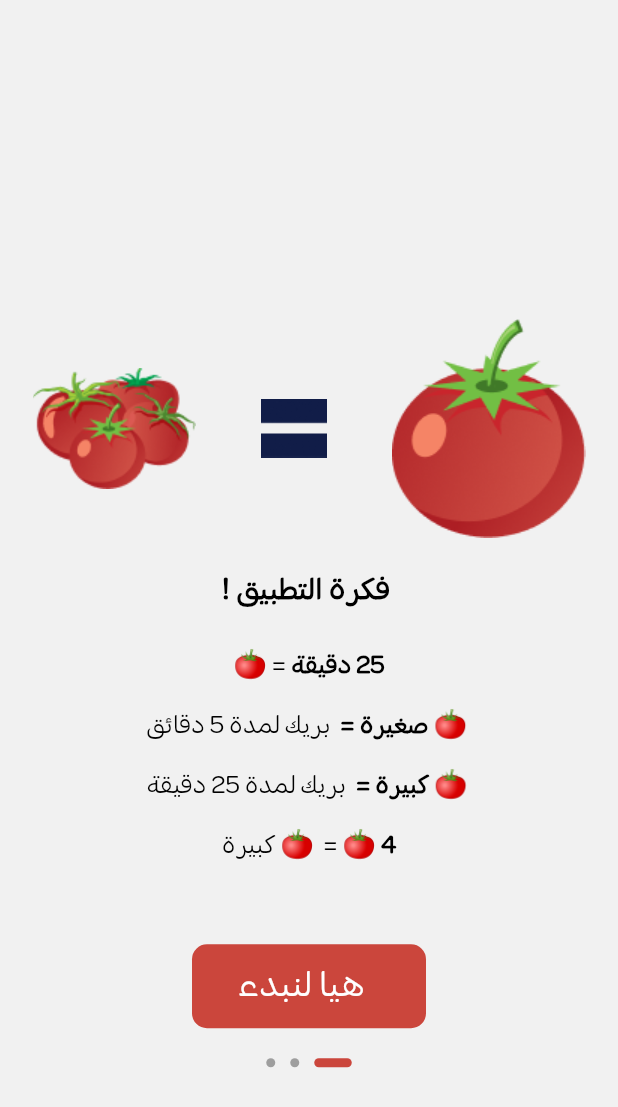
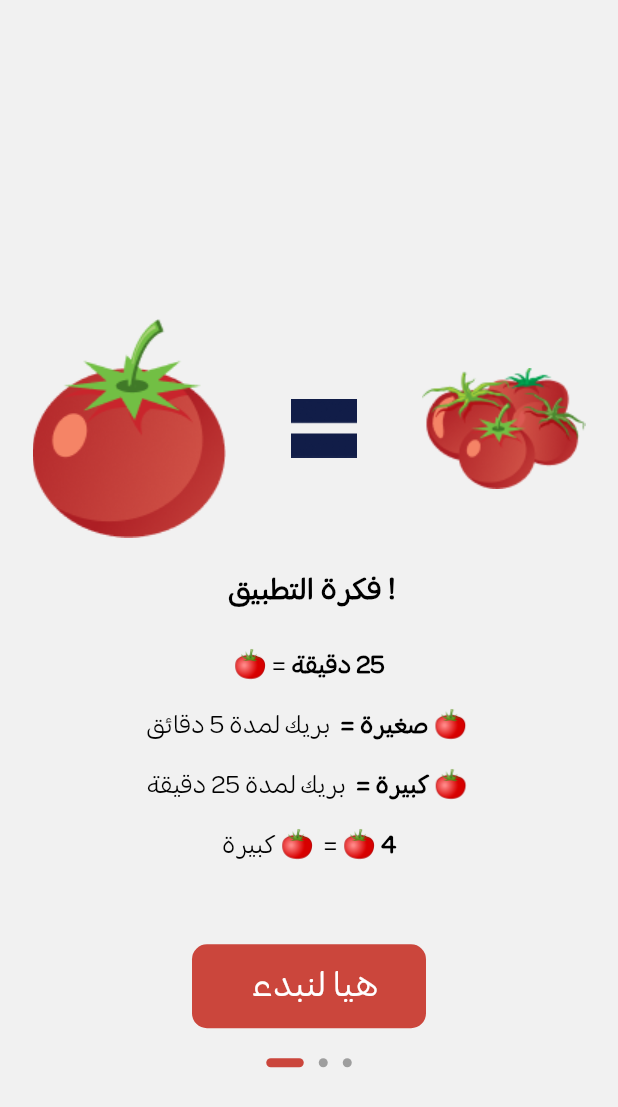
Before and after one commit to Rawadbs/bandora_app, a Flutter app: the screen it shows after launch, swiped to page 3, on a phone screen of 412 x 824 dp. Shown: the top 1107 px of the screen. Run offline on Flutter 3.47's test engine with Material 3 defaults, Android fonts, the light colour scheme and no system bars; our stand-ins replace bloc, flutter_bloc.

Commit message:
تعديل دايركشن الاون بوردنق

```diff
--- a/lib/screens/onboarding.dart
+++ b/lib/screens/onboarding.dart
@@ -22,7 +22,10 @@ class _OnboardingScreenState extends State<OnboardingScreen> {
     return BlocProvider(
       create: (context) => TimerCubit(),
       child: Scaffold(
-        body: PageView(
+        body: Directionality(
+          textDirection: TextDirection.rtl, // ضبط الاتجاه إلى اليمين إلى اليسار
+
+          child: PageView(
             onPageChanged: (value) {
               setState(() {
                 pageNumber = value;
@@ -55,6 +58,7 @@ class _OnboardingScreenState extends State<OnboardingScreen> {
             ],
           ),
         ),
+      ),
     );
   }
 }
```
Lines whose indentation alone changed are shown as unchanged.
